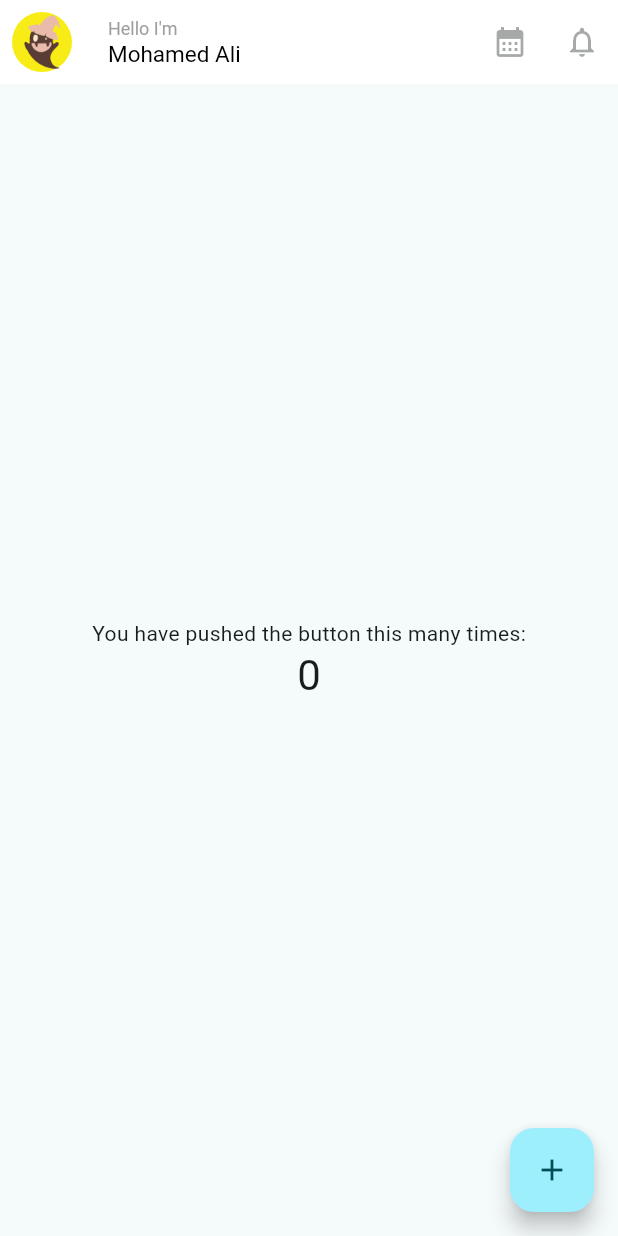
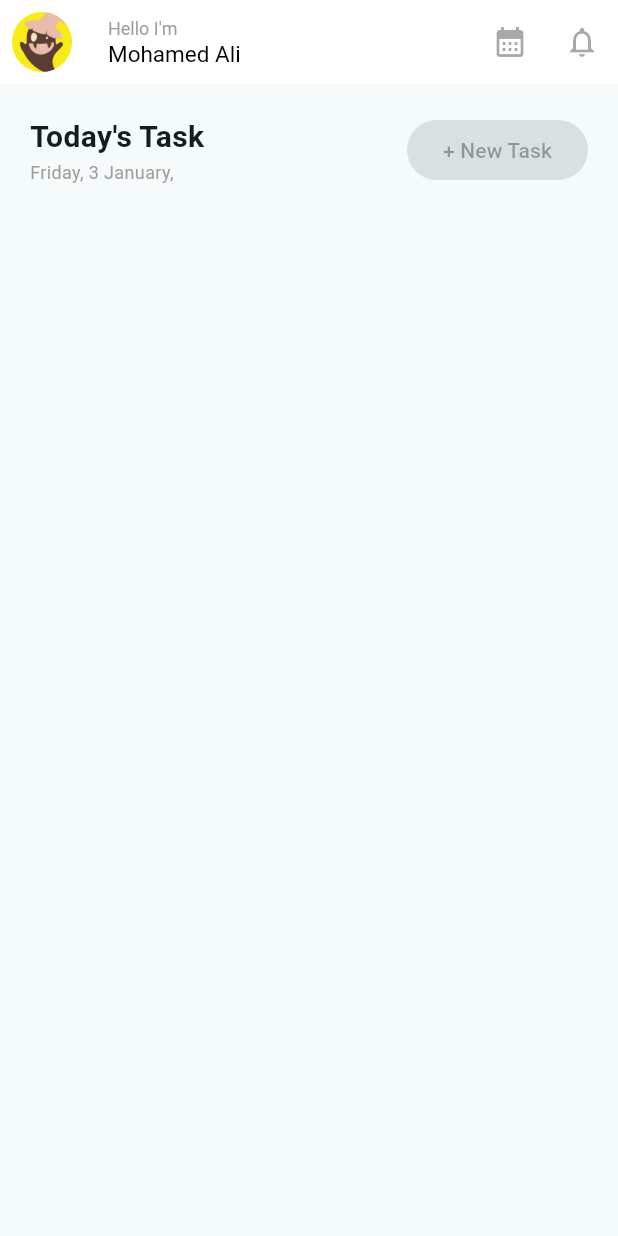
Before and after one commit to r-sei/practice_repo, a Flutter app: the screen it shows after launch, on a phone screen of 412 x 824 dp. Run offline on Flutter 3.47's test engine with Material 3 defaults, Android fonts, the phone set to English and light mode, and no system bars.

Commit message:
body部分の完成

```diff
--- a/lib/main.dart
+++ b/lib/main.dart
@@ -1,4 +1,6 @@
 import 'package:flutter/material.dart';
+import 'package:intl/intl.dart';
+import 'package:intl/date_symbol_data_local.dart';
 
 void main() {
   runApp(const MyApp());
@@ -11,33 +13,17 @@ class MyApp extends StatelessWidget {
   @override
   Widget build(BuildContext context) {
     return MaterialApp(
-      title: 'Flutter Demo',
       theme: ThemeData(
         colorScheme: ColorScheme.fromSeed(seedColor: Colors.white),
         useMaterial3: true,
       ),
-      home: const MyHomePage(title: 'Flutter Demo Home Page'),
+      home: const MyHomePage(),
     );
   }
 }
 
-class MyHomePage extends StatefulWidget {
-  const MyHomePage({super.key, required this.title});
-
-  final String title;
-
-  @override
-  State<MyHomePage> createState() => _MyHomePageState();
-}
-
-class _MyHomePageState extends State<MyHomePage> {
-  int _counter = 0;
-
-  void _incrementCounter() {
-    setState(() {
-      _counter++;
-    });
-  }
+class MyHomePage extends StatelessWidget {
+  const MyHomePage({super.key});
 
   @override
   Widget build(BuildContext context) {
@@ -45,9 +31,9 @@ class _MyHomePageState extends State<MyHomePage> {
       appBar: AppBar(
         centerTitle: false,
         backgroundColor: Colors.white,
-        title: Column(
+        title: const Column(
           crossAxisAlignment: CrossAxisAlignment.start,
-          children: const [
+          children: [
             Text("Hello I'm",
                 style: TextStyle(
                   color: Colors.grey,
@@ -61,44 +47,78 @@ class _MyHomePageState extends State<MyHomePage> {
           ],
         ),
         // const Text("Hello I'm"),
-        leading: _ProfileIcon(),
-        actions: [
+        leading: const _ProfileIcon(),
+        actions: const [
           IconButton(onPressed: null, icon: Icon(Icons.calendar_month)),
-          IconButton(
-              onPressed: null, icon: const Icon(Icons.notifications_none))
+          IconButton(onPressed: null, icon: Icon(Icons.notifications_none))
         ],
       ),
-
-      body: Center(
-        child: Column(
-          mainAxisAlignment: MainAxisAlignment.center,
-          children: <Widget>[
-            const Text(
-              'You have pushed the button this many times:',
+      body: SingleChildScrollView(
+        child: Padding(
+          padding: const EdgeInsets.all(20.0),
+          child: Column(children: [
+            Row(
+              // mainAxisAlignment: MainAxisAlignment.spaceBetween,
+              children: [
+                Column(
+                  crossAxisAlignment: CrossAxisAlignment.start,
+                  children: [
+                    const Text(
+                      "Today's Task",
+                      style: TextStyle(
+                        fontWeight: FontWeight.bold,
+                        fontSize: 20,
+                      ),
+                    ),
+                    _GetWeekday(),
+                  ],
+                ),
+                Expanded(
+                  child: Container(), // expanded, spacerを使うとエラー出る
+                ),
+                const ElevatedButton(
+                    onPressed:
+                        null /*() => showModalBottomSheet(context: null, builder: null) */,
+                    child: Text('+ New Task')),
+              ],
             ),
-            Text(
-              '$_counter',
-              style: Theme.of(context).textTheme.headlineMedium,
-            ),
-          ],
+          ]),
         ),
       ),
-      floatingActionButton: FloatingActionButton(
-        onPressed: _incrementCounter,
-        tooltip: 'Increment',
-        child: const Icon(Icons.add),
-      ), // This trailing comma makes auto-formatting nicer for build methods.
     );
   }
+}
 
-  Widget _ProfileIcon() {
-    return IconButton(
+class _ProfileIcon extends StatelessWidget {
+  const _ProfileIcon();
+
+  @override
+  Widget build(BuildContext context) {
+    return const IconButton(
       onPressed: null,
       icon: CircleAvatar(
-        backgroundColor: const Color.fromRGBO(247, 236, 21, 1),
-        child: Image.asset('assets/profile.png'),
+        backgroundColor: Color.fromRGBO(247, 236, 21, 1),
+        foregroundImage: AssetImage('assets/profile.png'),
         radius: 30.0,
       ),
     );
   }
 }
+
+class _GetWeekday extends StatelessWidget {
+  @override
+  Widget build(BuildContext context) {
+    initializeDateFormatting('en_US');
+    DateTime now = DateTime.now();
+    String week = DateFormat('EEEE', 'en_US').format(now);
+    String month = DateFormat('MMMM', 'en_US').format(now);
+
+    return Text(
+      '$week, ${now.day} $month,',
+      style: const TextStyle(
+        color: Colors.grey,
+        fontSize: 12,
+      ),
+    );
+  }
+}
--- a/pubspec.yaml
+++ b/pubspec.yaml
@@ -2,7 +2,7 @@ name: flutter_practice
 description: "A new Flutter project."
 # The following line prevents the package from being accidentally published to
 # pub.dev using `flutter pub publish`. This is preferred for private packages.
-publish_to: 'none' # Remove this line if you wish to publish to pub.dev
+publish_to: "none" # Remove this line if you wish to publish to pub.dev
 
 # The following defines the version and build number for your application.
 # A version number is three numbers separated by dots, like 1.2.43
@@ -31,6 +31,7 @@ dependencies:
   flutter:
     sdk: flutter
 
+  intl: ^0.17.0 #曜日取得用
 
   # The following adds the Cupertino Icons font to your application.
   # Use with the CupertinoIcons class for iOS style icons.
```
Also changed, not shown: pubspec.lock.
